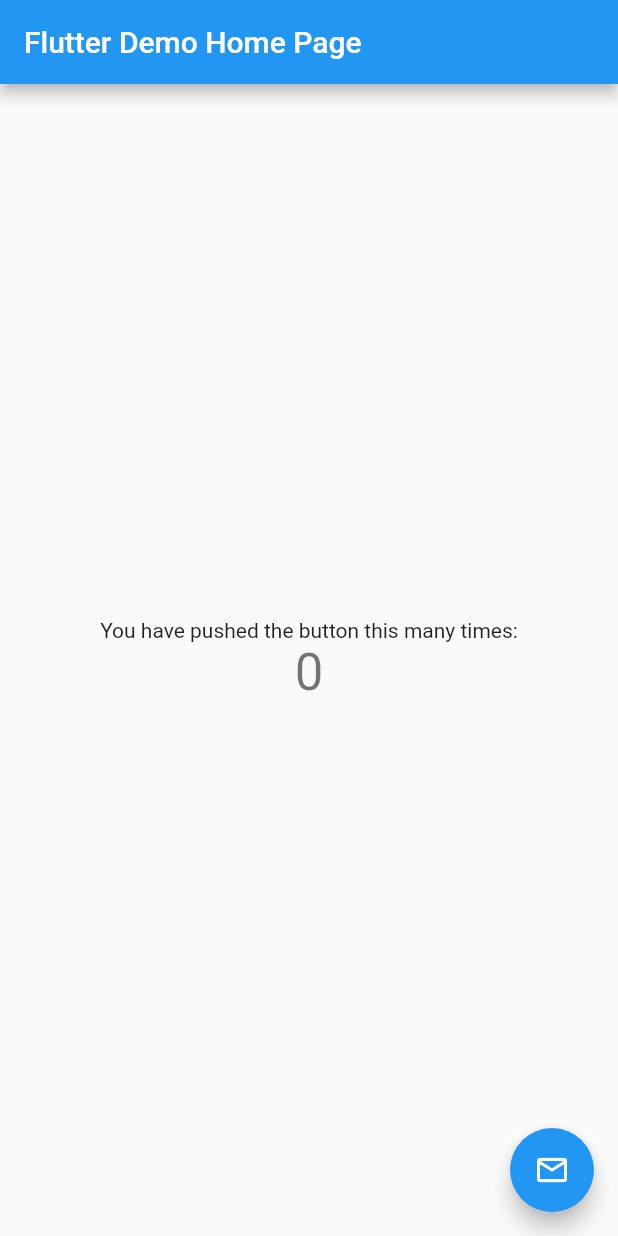
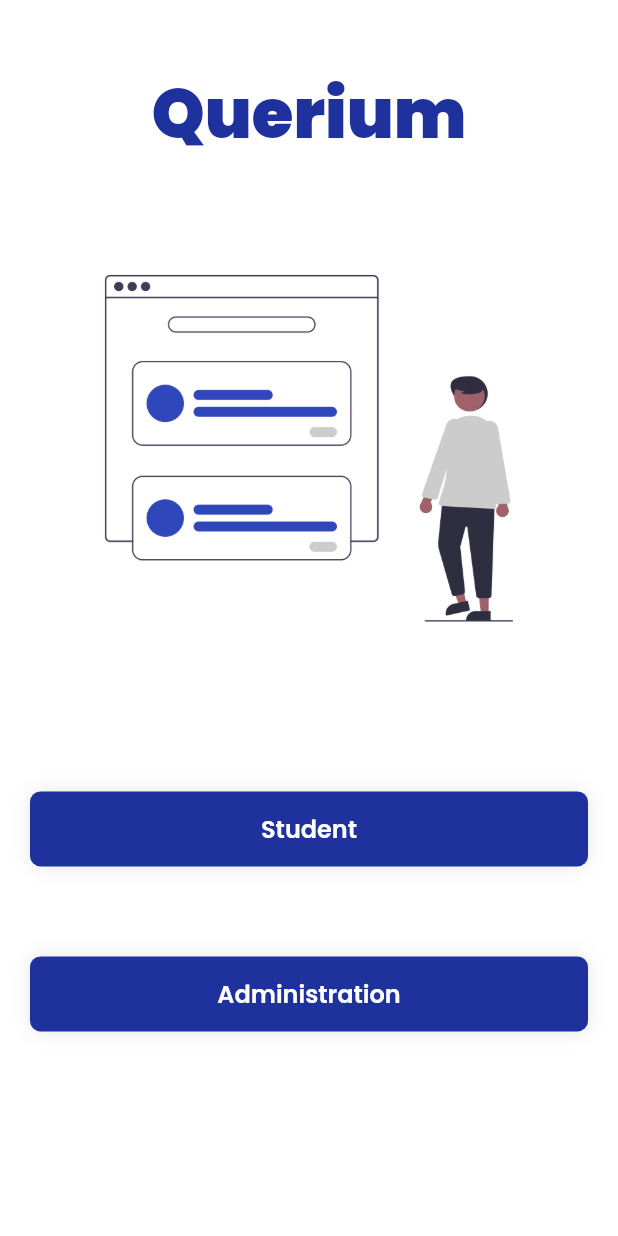
Before and after one commit to Vinayak9307/Querium, a Flutter app: the screen it shows after launch, on a phone screen of 412 x 824 dp. Run offline on Flutter 3.47's test engine with Material 2 defaults, Android fonts, the phone set to English and light mode, and no system bars; our stand-ins replace firebase_core, google_fonts, hexcolor; accounts and stored records are empty.

Commit message:
login and signup ui of student and administration

```diff
--- a/lib/main.dart
+++ b/lib/main.dart
@@ -1,118 +1,26 @@
 import 'package:firebase_core/firebase_core.dart';
 import 'package:flutter/material.dart';
+import 'package:google_fonts/google_fonts.dart';
+import 'package:querium/views/splash_view.dart';
 
 void main() async {
   WidgetsFlutterBinding.ensureInitialized();
   await Firebase.initializeApp();
-  runApp(const MyApp());
+  runApp(const App());
 }
 
-class MyApp extends StatelessWidget {
-  const MyApp({super.key});
+class App extends StatelessWidget {
+  const App({super.key});
 
-  // This widget is the root of your application.
   @override
   Widget build(BuildContext context) {
     return MaterialApp(
-      title: 'Flutter Demo',
       theme: ThemeData(
-        // This is the theme of your application.
-        //
-        // Try running your application with "flutter run". You'll see the
-        // application has a blue toolbar. Then, without quitting the app, try
-        // changing the primarySwatch below to Colors.green and then invoke
-        // "hot reload" (press "r" in the console where you ran "flutter run",
-        // or simply save your changes to "hot reload" in a Flutter IDE).
-        // Notice that the counter didn't reset back to zero; the application
-        // is not restarted.
-        primarySwatch: Colors.blue,
+        fontFamily: GoogleFonts.poppins().fontFamily,
+        scaffoldBackgroundColor: Colors.white,
       ),
-      home: const MyHomePage(title: 'Flutter Demo Home Page'),
+      debugShowCheckedModeBanner: false,
+      home: const splashView(),
     );
   }
 }
-
-class MyHomePage extends StatefulWidget {
-  const MyHomePage({super.key, required this.title});
-
-  // This widget is the home page of your application. It is stateful, meaning
-  // that it has a State object (defined below) that contains fields that affect
-  // how it looks.
-
-  // This class is the configuration for the state. It holds the values (in this
-  // case the title) provided by the parent (in this case the App widget) and
-  // used by the build method of the State. Fields in a Widget subclass are
-  // always marked "final".
-
-  final String title;
-
-  @override
-  State<MyHomePage> createState() => _MyHomePageState();
-}
-
-class _MyHomePageState extends State<MyHomePage> {
-  int _counter = 0;
-
-  void _incrementCounter() {
-    setState(() {
-      // This call to setState tells the Flutter framework that something has
-      // changed in this State, which causes it to rerun the build method below
-      // so that the display can reflect the updated values. If we changed
-      // _counter without calling setState(), then the build method would not be
-      // called again, and so nothing would appear to happen.
-      _counter++;
-    });
-  }
-
-  @override
-  Widget build(BuildContext context) {
-    // This method is rerun every time setState is called, for instance as done
-    // by the _incrementCounter method above.
-    //
-    // The Flutter framework has been optimized to make rerunning build methods
-    // fast, so that you can just rebuild anything that needs updating rather
-    // than having to individually change instances of widgets.
-    return Scaffold(
-      appBar: AppBar(
-        // Here we take the value from the MyHomePage object that was created by
-        // the App.build method, and use it to set our appbar title.
-        title: Text(widget.title),
-      ),
-      body: Center(
-        // Center is a layout widget. It takes a single child and positions it
-        // in the middle of the parent.
-        child: Column(
-          // Column is also a layout widget. It takes a list of children and
-          // arranges them vertically. By default, it sizes itself to fit its
-          // children horizontally, and tries to be as tall as its parent.
-          //
-          // Invoke "debug painting" (press "p" in the console, choose the
-          // "Toggle Debug Paint" action from the Flutter Inspector in Android
-          // Studio, or the "Toggle Debug Paint" command in Visual Studio Code)
-          // to see the wireframe for each widget.
-          //
-          // Column has various properties to control how it sizes itself and
-          // how it positions its children. Here we use mainAxisAlignment to
-          // center the children vertically; the main axis here is the vertical
-          // axis because Columns are vertical (the cross axis would be
-          // horizontal).
-          mainAxisAlignment: MainAxisAlignment.center,
-          children: <Widget>[
-            const Text(
-              'You have pushed the button this many times:',
-            ),
-            Text(
-              '$_counter',
-              style: Theme.of(context).textTheme.headlineMedium,
-            ),
-          ],
-        ),
-      ),
-      floatingActionButton: FloatingActionButton(
-        onPressed: _incrementCounter,
-        tooltip: 'Increment',
-        child: const Icon(Icons.email_outlined),
-      ), // This trailing comma makes auto-formatting nicer for build methods.
-    );
-  }
-}
--- /dev/null
+++ b/lib/utils/global_colors.dart
@@ -0,0 +1,6 @@
+import 'package:hexcolor/hexcolor.dart';
+
+class GlobalColor{
+  static HexColor mainColor = HexColor('#1E319D');
+  static HexColor textColor = HexColor('#4F4F4F');
+}
--- /dev/null
+++ b/lib/views/onboarding.dart
@@ -0,0 +1,61 @@
+import 'package:flutter/material.dart';
+import 'package:querium/views/widgets/button_global.dart';
+import 'package:querium/utils/global_colors.dart';
+
+import 'login_view.dart';
+import 'login_view_admin.dart';
+
+class OnBoarding extends StatelessWidget {
+  const OnBoarding({super.key});
+
+  @override
+  Widget build(BuildContext context) {
+    return Scaffold(
+      body: SafeArea(
+        child: Container(
+          width: double.infinity,
+          padding: const EdgeInsets.all(20.0),
+          child: Column(
+            crossAxisAlignment: CrossAxisAlignment.start,
+            children: <Widget>[
+              const SizedBox(height: 23,),
+              Container(
+                alignment: Alignment.center,
+                child: Text(
+                  "Querium",
+                  style: TextStyle(
+                    color: GlobalColor.mainColor,
+                    fontSize: 45,
+                    fontWeight: FontWeight.w900,
+                  ),
+                ),
+              ),
+              const SizedBox(height: 40,),
+              Image.asset(
+                "assets/images/onboard.png",
+                fit: BoxFit.cover,
+              ),
+              const SizedBox(height: 80,),
+              InkWell(
+                onTap: () {
+                  Navigator.push(
+                    context,
+                    MaterialPageRoute(builder: (context) =>   const LoginView()),
+                  );
+                },
+                child: const ButtonGlobal(text: "Student",),
+              ),
+              const SizedBox(height: 60,),
+              InkWell(
+                onTap: () {
+                  Navigator.of(context).push(MaterialPageRoute(builder: (context) => const LoginViewAdmin()));
+                },
+                child: const ButtonGlobal(text: "Administration",),
+              ),
+            ],
+          ),
+        ),
+      ),
+    );
+  }
+}
--- /dev/null
+++ b/lib/views/widgets/button_global.dart
@@ -0,0 +1,36 @@
+import 'package:flutter/material.dart';
+import 'package:querium/utils/global_colors.dart';
+
+class ButtonGlobal extends StatelessWidget {
+  const ButtonGlobal({super.key, required this.text});
+
+  final String text;
+
+  @override
+  Widget build(BuildContext context) {
+    return InkWell(
+      child: Container(
+        alignment: Alignment.center,
+        height: 50,
+        decoration: BoxDecoration(
+          color: GlobalColor.mainColor,
+          borderRadius: BorderRadius.circular(7),
+          boxShadow: [
+            BoxShadow(
+              color: Colors.black.withOpacity(0.1),
+              blurRadius: 10,
+            )
+          ]
+        ),
+        child:  Text(
+          text,
+          style: const TextStyle(
+            color: Colors.white,
+            fontWeight: FontWeight.w600,
+            fontSize: 16,
+          ),
+        ),
+      ),
+    );
+  }
+}
--- a/pubspec.yaml
+++ b/pubspec.yaml
@@ -32,6 +32,9 @@ dependencies:
   firebase_core: ^2.7.1
   firebase_storage: ^11.0.15
   cloud_firestore: ^4.4.4
+  hexcolor: ^2.0.7
+  google_fonts: ^4.0.3
+  get: ^4.6.5
   flutter:
     sdk: flutter
 
@@ -61,6 +64,8 @@ flutter:
   # included with your application, so that you can use the icons in
   # the material Icons class.
   uses-material-design: true
+  assets:
+    - assets/images/
 
   # To add assets to your application, add an assets section, like this:
   # assets:
```
Also changed, not shown: lib/views/home_page_view.dart (added, +14 -0 lines), lib/views/login_view.dart (added, +123 -0 lines), lib/views/login_view_admin.dart (added, +111 -0 lines), lib/views/signup_view.dart (added, +104 -0 lines), lib/views/splash_view.dart (added, +49 -0 lines), lib/views/widgets/text_field_global.dart (added, +53 -0 lines), assets/images/onboard.png (added), pubspec.lock, 1 other file.
